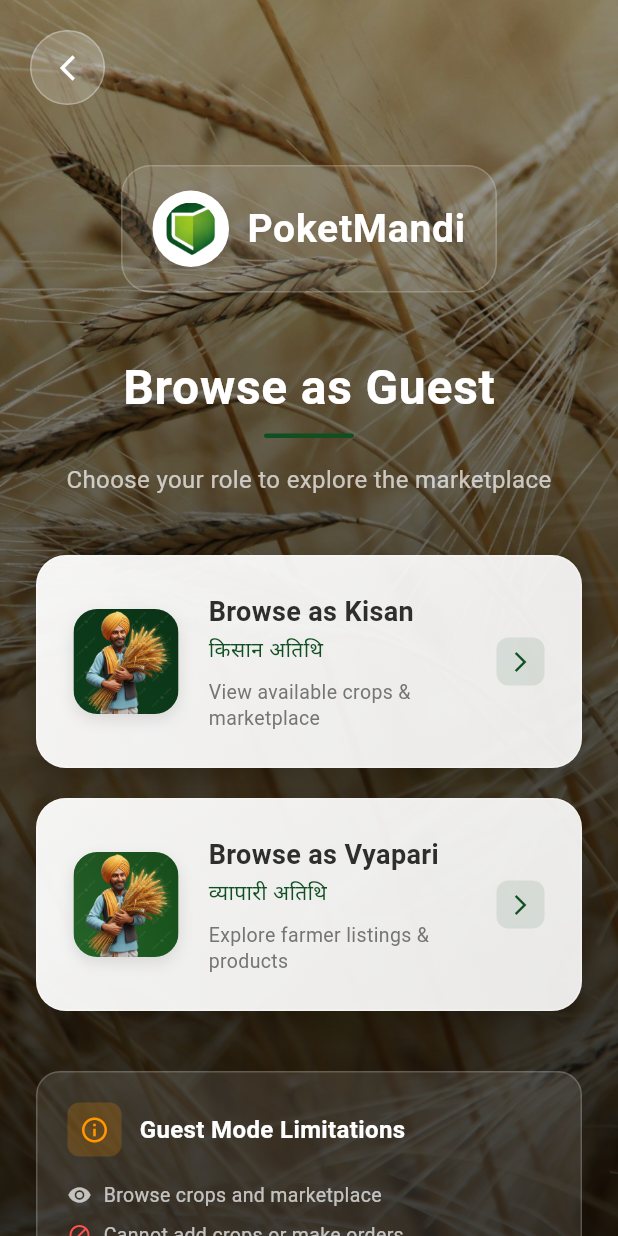
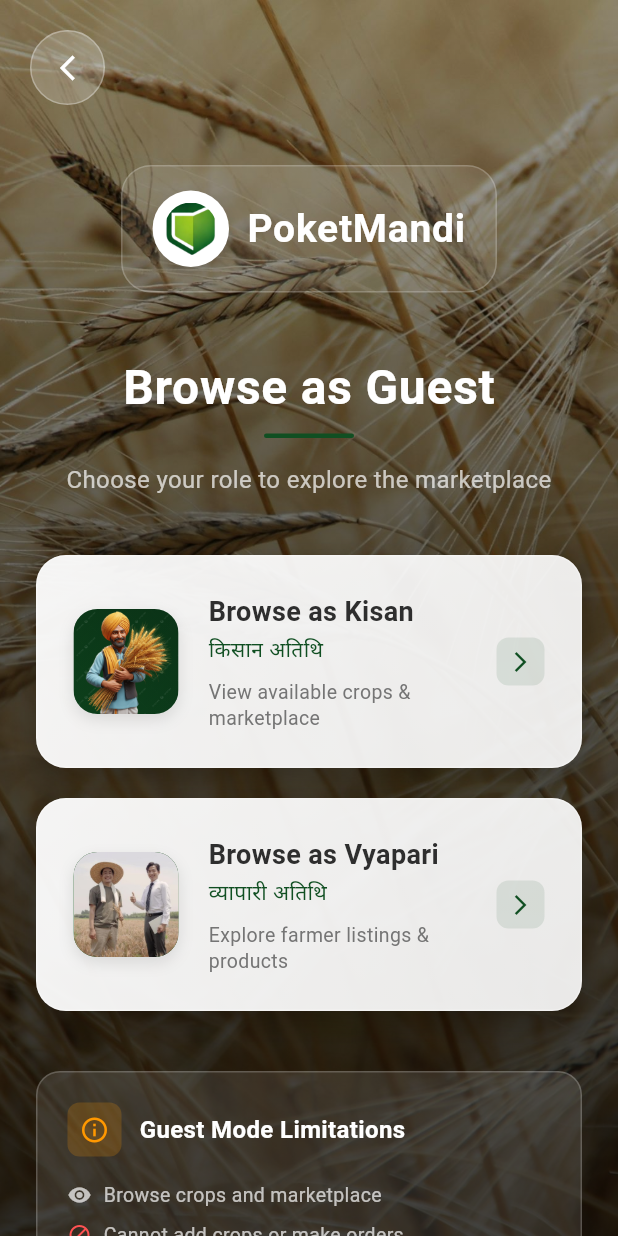
Before and after one commit to PocketMandi/PocketMandi, a Flutter app: the GuestSelectionScreen screen opened directly, on a phone screen of 412 x 824 dp. Run offline on Flutter 3.47's test engine with Material 3 defaults, Android fonts, the phone set to English and light mode, and no system bars; our stand-ins replace cached_network_image, csc_picker_plus, firebase_core, firebase_database, firebase_storage, flutter_image_compress and 3 more; accounts and stored records are empty; Roboto replaces fonts that are missing (Noto Sans Devanagari).

Commit message:
maked design more good

```diff
--- a/lib/screens/auth/guest_selection_screen.dart
+++ b/lib/screens/auth/guest_selection_screen.dart
@@ -229,7 +229,7 @@
                                 title: "Browse as Vyapari",
                                 subtitle: "व्यापारी अतिथि",
                                 description: "Explore farmer listings & products",
-                                imagePath: "assets/images/farmer2.png", // Using farmer2.png as fallback
+                                imagePath: "assets/images/reg_farmer_bman.jpg",
                                 gradient: const LinearGradient(
                                   colors: [
                                     Color(0xFF2E7D32),
```
